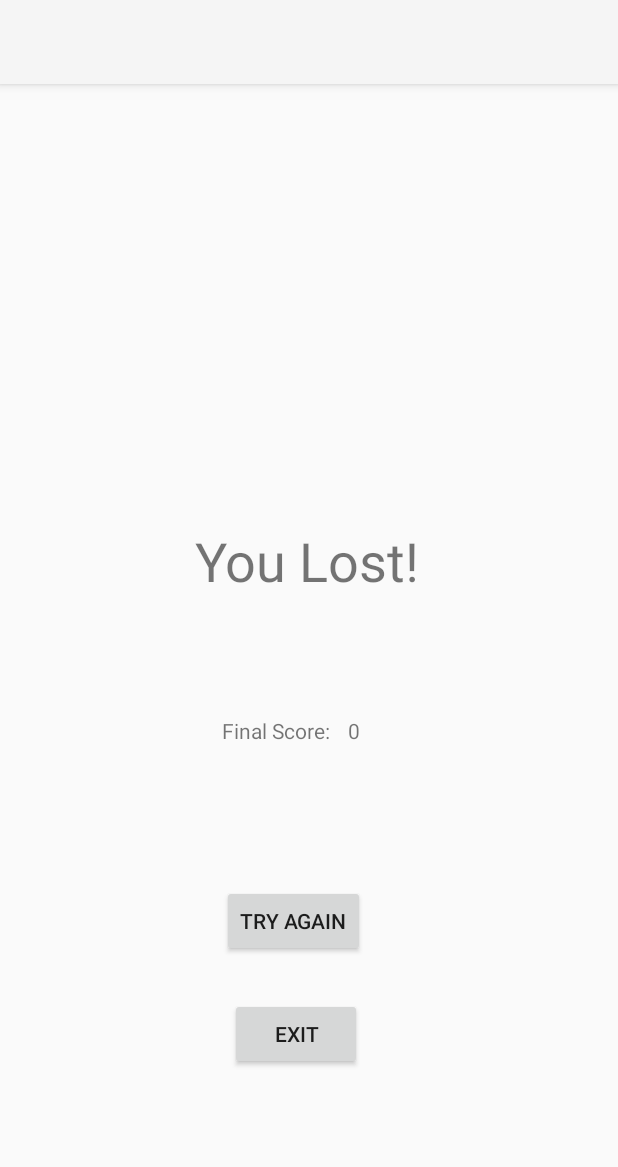
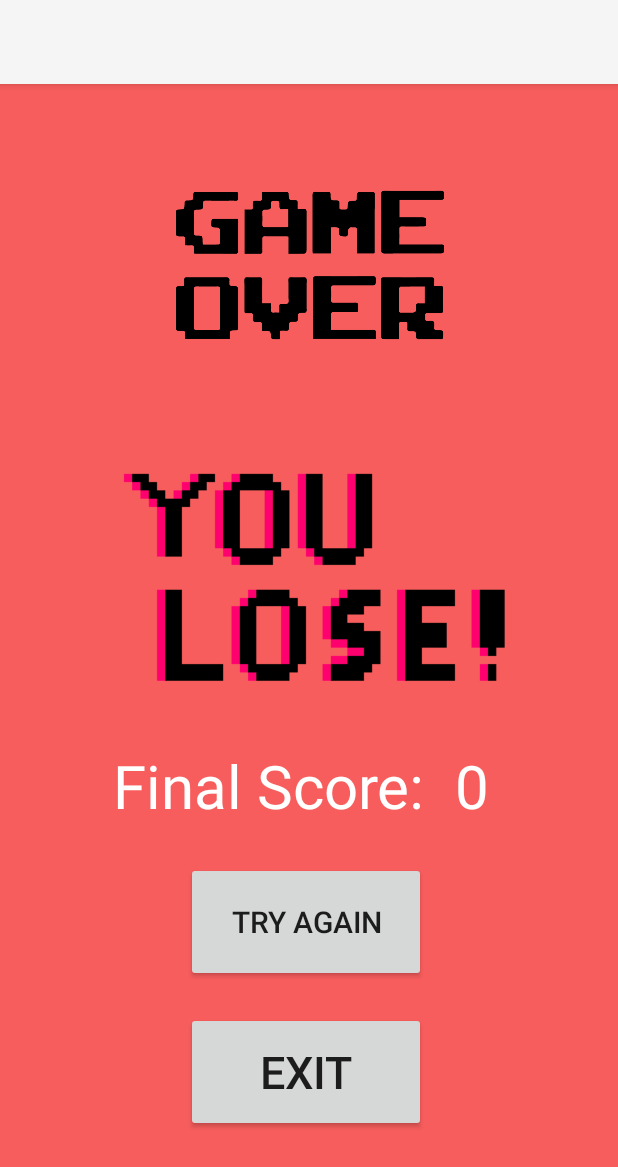
Before and after one commit to JohnDonahoe/FroggerGame, an Android app: the EndScreen screen opened directly, with no data from a screen before it, on a phone screen of 412 x 824 dp. Shown: the top 1167 px of the screen. Run offline under Robolectric (Android 15) with nearby library versions, the phone set to English and light mode, and no system bars.

Commit message:
Added a few png's and changed font sizes for the End Screen

```diff
--- a/M1_Android-master/app/src/main/res/layout/end_screen.xml
+++ b/M1_Android-master/app/src/main/res/layout/end_screen.xml
@@ -4,35 +4,43 @@
                                                    xmlns:tools="http://schemas.android.com/tools"
                                                    android:layout_width="match_parent"
                                                    android:layout_height="match_parent"
-                                                   tools:context=".Screens.StartScreen">
+                                                   tools:context=".Screens.StartScreen" android:background="#F85D5D">
     <Button
             android:text="Try Again"
-            android:layout_width="wrap_content"
-            android:layout_height="wrap_content" android:id="@+id/button"
-            app:layout_constraintStart_toStartOf="parent" android:layout_marginStart="148dp"
-            android:layout_marginTop="93dp" app:layout_constraintTop_toBottomOf="@+id/textView3"/>
-    <TextView
-            android:text="You Lost!"
-            android:layout_width="151dp"
-            android:layout_height="76dp" android:id="@+id/textView"
-            android:textSize="36sp" app:layout_constraintStart_toStartOf="parent" android:layout_marginStart="130dp"
-            app:layout_constraintTop_toTopOf="parent" android:layout_marginTop="293dp"/>
+            android:layout_width="160dp"
+            android:layout_height="80dp" android:id="@+id/button"
+            app:layout_constraintStart_toStartOf="parent" android:layout_marginStart="124dp"
+            android:layout_marginTop="24dp" app:layout_constraintTop_toBottomOf="@+id/textView3"
+            android:textSize="20sp"/>
     <Button
             android:text="Exit"
-            android:layout_width="wrap_content"
-            android:layout_height="wrap_content" android:id="@+id/exitbutton4"
-            app:layout_constraintStart_toStartOf="parent" android:layout_marginStart="153dp"
-            android:layout_marginTop="27dp" app:layout_constraintTop_toBottomOf="@+id/button"/>
+            android:layout_width="160dp"
+            android:layout_height="80dp" android:id="@+id/exitbutton4"
+            app:layout_constraintStart_toStartOf="parent" android:layout_marginStart="124dp"
+            android:layout_marginTop="20dp" app:layout_constraintTop_toBottomOf="@+id/button" android:textSize="30sp"/>
     <TextView
             android:text="Final Score:"
             android:layout_width="wrap_content"
             android:layout_height="wrap_content" android:id="@+id/textView3"
-            app:layout_constraintStart_toStartOf="parent" android:layout_marginStart="148dp"
-            android:layout_marginTop="52dp" app:layout_constraintTop_toBottomOf="@+id/textView"/>
+            app:layout_constraintStart_toStartOf="parent" android:layout_marginStart="75dp"
+            android:textSize="40sp" android:layout_marginTop="37dp"
+            app:layout_constraintTop_toBottomOf="@+id/imageView5" android:textColor="#FFFFFF"/>
     <TextView
             android:text="0"
             android:layout_width="wrap_content"
             android:layout_height="wrap_content" android:id="@+id/textView4"
-            android:layout_marginStart="12dp" app:layout_constraintStart_toEndOf="@+id/textView3"
-            android:layout_marginTop="52dp" app:layout_constraintTop_toBottomOf="@+id/textView"/>
+            android:layout_marginStart="20dp" app:layout_constraintStart_toEndOf="@+id/textView3"
+            android:textSize="40sp" android:layout_marginTop="37dp"
+            app:layout_constraintTop_toBottomOf="@+id/imageView5" android:textColor="#FFFFFF"/>
+    <ImageView
+            android:layout_width="480dp"
+            android:layout_height="241dp" app:srcCompat="@drawable/gameover" android:id="@+id/imageView4"
+            app:layout_constraintTop_toTopOf="parent" app:layout_constraintEnd_toEndOf="parent"
+            app:layout_constraintStart_toStartOf="parent"/>
+    <ImageView
+            android:layout_width="304dp"
+            android:layout_height="160dp" app:srcCompat="@drawable/youlose" android:id="@+id/imageView5"
+            app:layout_constraintStart_toStartOf="parent"
+            android:layout_marginStart="52dp" android:layout_marginTop="2dp"
+            app:layout_constraintTop_toBottomOf="@+id/imageView4"/>
 </androidx.constraintlayout.widget.ConstraintLayout>
```
Also changed, not shown: M1_Android-master/app/src/main/res/drawable/gameover.png (added), M1_Android-master/app/src/main/res/drawable/youlose.png (added).
